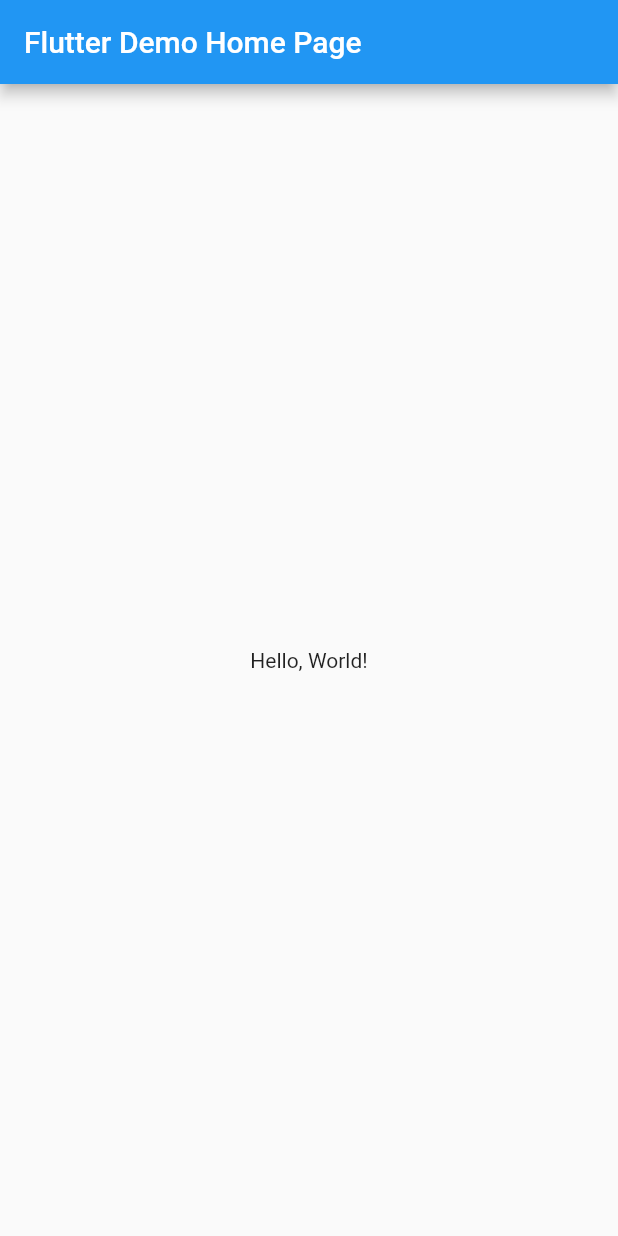
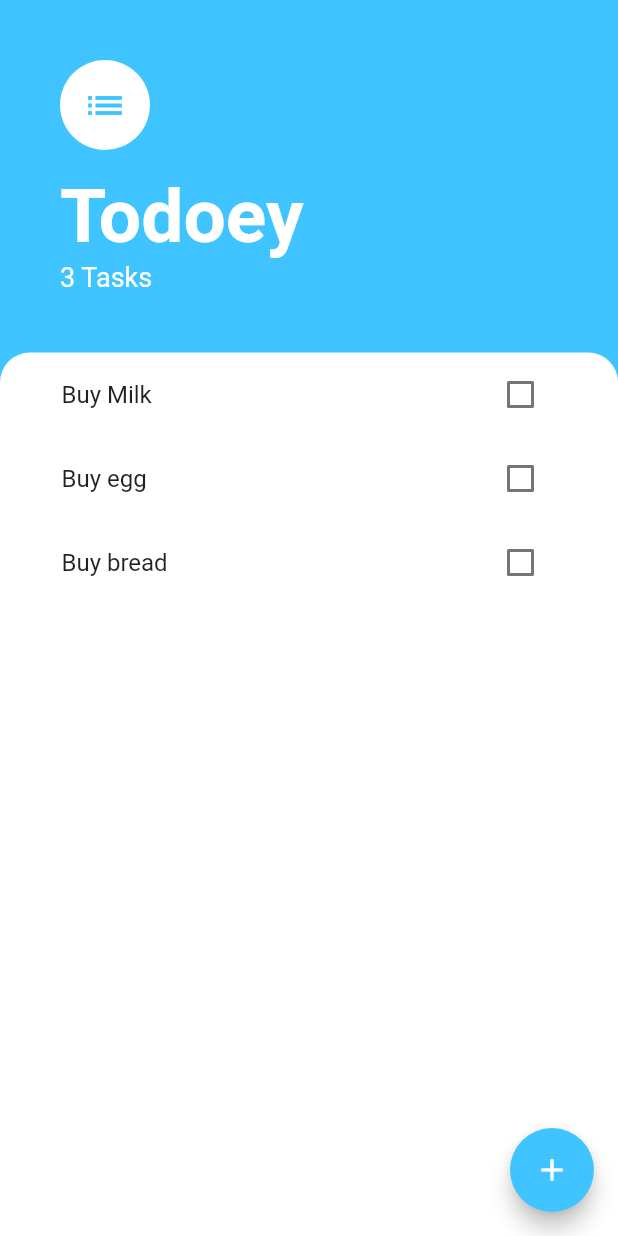
Before and after one commit to OKOMKAMARA/todoey_app, a Flutter app: the screen it shows after launch, on a phone screen of 412 x 824 dp. Run offline on Flutter 3.47's test engine with Material 2 defaults, Android fonts, the phone set to English and light mode, and no system bars.

Commit message:
Update project changes

```diff
--- a/lib/main.dart
+++ b/lib/main.dart
@@ -1,41 +1,21 @@
 import 'package:flutter/material.dart';
+import 'package:helloworld/models/task_data.dart';
+import 'screens/tasks_screen.dart';
+import 'package:provider/provider.dart';
 
-void main() => runApp(MyApp());
+void main() => runApp(const MyApp());
 
 class MyApp extends StatelessWidget {
-  const MyApp({super.key});
-  // This widget is the root of your application.
-  @override
-  Widget build(BuildContext context) {
-    return MaterialApp(
-      // Application name
-      title: 'Flutter Hello World',
-      // Application theme data, you can set the colors for the application as
-      // you want
-      theme: ThemeData(
-        primarySwatch: Colors.blue,
-      ),
-      // A widget which will be started on application startup
-      home: MyHomePage(title: 'Flutter Demo Home Page'),
-    );
-  }
-}
-
-class MyHomePage extends StatelessWidget {
-  final String title;
-  const MyHomePage({super.key, required this.title});
+  const MyApp({Key? key}) : super(key: key);
 
   @override
   Widget build(BuildContext context) {
-    return Scaffold(
-      appBar: AppBar(
-        // The title text which will be shown on the action bar
-        title: Text(title),
-      ),
-      body: Center(
-        child: Text(
-          'Hello, World!',
-        ),
+    return ChangeNotifierProvider(
+      create: (context) => TaskData(),
+      child: MaterialApp(
+        debugShowCheckedModeBanner: false,
+        //application name
+        home: TasksScreen(),
       ),
     );
   }
--- /dev/null
+++ b/lib/models/task.dart
@@ -0,0 +1,10 @@
+class Task {
+  String? name;
+  bool isDone;
+
+  Task({this.name, this.isDone = false});
+
+  void toggleDone() {
+    isDone = !isDone;
+  }
+}
--- /dev/null
+++ b/lib/models/task_data.dart
@@ -0,0 +1,35 @@
+import 'dart:collection';
+import 'package:flutter/material.dart';
+import 'package:helloworld/models/task.dart';
+
+class TaskData extends ChangeNotifier {
+  final List<Task> _tasks = [
+    Task(name: 'Buy Milk'),
+    Task(name: 'Buy egg'),
+    Task(name: 'Buy bread'),
+  ];
+
+  UnmodifiableListView<Task> get tasks {
+    return UnmodifiableListView(_tasks);
+  }
+
+  int get taskCount {
+    return _tasks.length;
+  }
+
+  void addTask(String newTaskTitle) {
+    final task = Task(name: newTaskTitle);
+    _tasks.add(task);
+    notifyListeners();
+  }
+
+  void updateTask(Task task) {
+    task.toggleDone();
+    notifyListeners();
+  }
+
+  void deleteTask(Task task) {
+    _tasks.remove(task);
+    notifyListeners();
+  }
+}
--- /dev/null
+++ b/lib/screens/tasks_screen.dart
@@ -0,0 +1,76 @@
+import 'package:flutter/material.dart';
+import 'package:helloworld/widgets/task_list.dart';
+import 'package:helloworld/screens/add_tasks_screen.dart';
+import 'package:provider/provider.dart';
+import 'package:helloworld/models/task_data.dart';
+
+class TasksScreen extends StatelessWidget {
+  @override
+  Widget build(BuildContext context) {
+    return Scaffold(
+      backgroundColor: Colors.lightBlueAccent,
+      floatingActionButton: FloatingActionButton(
+        backgroundColor: Colors.lightBlueAccent,
+        child: const Icon(Icons.add),
+        onPressed: () {
+          showModalBottomSheet(
+            context: context,
+            builder: (context) => AddTaskScreen(),
+          );
+        },
+      ),
+      body: Column(
+        crossAxisAlignment: CrossAxisAlignment.start,
+        children: [
+          Container(
+            padding:
+                const EdgeInsets.only(top: 40, left: 40, bottom: 40, right: 40),
+            child: Column(
+              crossAxisAlignment: CrossAxisAlignment.start,
+              children: [
+                const CircleAvatar(
+                  child: Icon(
+                    Icons.list,
+                    size: 30.0,
+                    color: Colors.lightBlueAccent,
+                  ),
+                  backgroundColor: Colors.white,
+                  radius: 30.0,
+                ),
+                const SizedBox(
+                  height: 15.0,
+                ),
+                const Text(
+                  'Todoey',
+                  style: TextStyle(
+                    color: Colors.white,
+                    fontSize: 50.0,
+                    fontWeight: FontWeight.w700,
+                  ),
+                ),
+                Text(
+                  '${Provider.of<TaskData>(context).taskCount} Tasks',
+                  style: const TextStyle(
+                    color: Colors.white,
+                    fontSize: 18.0,
+                  ),
+                ),
+              ],
+            ),
+          ),
+          Expanded(
+            child: Container(
+              padding: const EdgeInsets.symmetric(horizontal: 25.0),
+              decoration: const BoxDecoration(
+                  color: Colors.white,
+                  borderRadius: BorderRadius.only(
+                      topLeft: Radius.circular(20.0),
+                      topRight: Radius.circular(20.0))),
+              child: TasksLists(),
+            ),
+          ),
+        ],
+      ),
+    );
+  }
+}
--- /dev/null
+++ b/lib/widgets/task_list.dart
@@ -0,0 +1,30 @@
+import 'package:flutter/material.dart';
+import 'package:helloworld/widgets/tasks_tile.dart';
+import 'package:provider/provider.dart';
+import 'package:helloworld/models/task_data.dart';
+
+class TasksLists extends StatelessWidget {
+  @override
+  Widget build(BuildContext context) {
+    return Consumer<TaskData>(
+      builder: (context, taskData, child) {
+        return ListView.builder(
+          itemBuilder: (BuildContext context, int index) {
+            final task = taskData.tasks[index];
+            return TasksTile(
+              taskTitle: task.name!,
+              isChecked: task.isDone,
+              checkboxCallback: (checkboxState) {
+                taskData.updateTask(task);
+              },
+              longPressCallback: () {
+                taskData.deleteTask(task);
+              },
+            );
+          },
+          itemCount: taskData.taskCount,
+        );
+      },
+    );
+  }
+}
--- /dev/null
+++ b/lib/widgets/tasks_tile.dart
@@ -0,0 +1,45 @@
+import 'package:flutter/material.dart';
+
+class TasksTile extends StatelessWidget {
+  final bool? isChecked;
+  final String? taskTitle;
+  final Function(bool?)? checkboxCallback;
+  final Function()? longPressCallback;
+
+  TasksTile(
+      {this.isChecked,
+      this.taskTitle,
+      this.checkboxCallback,
+      required this.longPressCallback});
+
+  @override
+  Widget build(BuildContext context) {
+    return ListTile(
+        onLongPress: longPressCallback,
+        title: Text(
+          taskTitle!,
+          style: TextStyle(
+            decoration: isChecked! ? TextDecoration.lineThrough : null,
+          ),
+        ),
+        trailing: Checkbox(
+          activeColor: Colors.lightBlueAccent,
+          value: isChecked,
+          onChanged: checkboxCallback,
+        ));
+  }
+}
+
+// class TaskCheckBox extends StatelessWidget {
+//   final bool checkboxState;
+//   final Function(bool?)? toggleCheckboxState;
+//   TaskCheckBox(
+//       {required this.checkboxState, required this.toggleCheckboxState});
+
+//   @override
+//   Widget build(BuildContext context) {
+//     return Checkbox(
+//       value: isChecked,
+//       onChanged: checkbox)
+//   }
+// }
--- a/pubspec.yaml
+++ b/pubspec.yaml
@@ -19,6 +19,9 @@ environment:
 dependencies:
   flutter:
     sdk: flutter
+  provider: ^6.0.5
+
+
 
 dev_dependencies:
   flutter_test:
@@ -30,6 +33,7 @@ dev_dependencies:
   # package. See that file for information about deactivating specific lint
   # rules and activating additional ones.
   flutter_lints: ^1.0.0
+  build_runner: ^2.3.3
 
 # For information on the generic Dart part of this file, see the
 # following page: https://dart.dev/tools/pub/pubspec
```
Also changed, not shown: lib/screens/add_tasks_screen.dart (added, +58 -0 lines).
